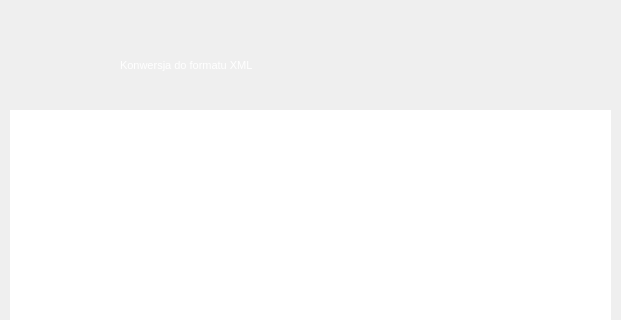
Qt form mainwindow.ui (RStravinsky/ExcelToXML) before a commit; both pictures show x 0 to 621 and y 0 to 320 of the 621 by 521 pixel window.
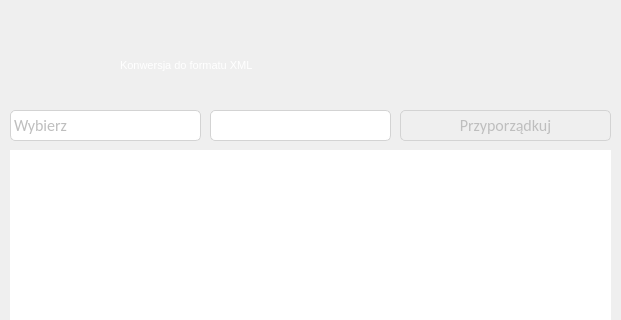
The same form after that commit. Icons and pictures are not drawn.

The edit to the form file:
```diff
--- a/mainwindow.ui
+++ b/mainwindow.ui
@@ -61,6 +61,61 @@
 </string>
   </property>
   <widget class="QWidget" name="centralWidget">
+   <property name="styleSheet">
+    <string notr="true">QComboBox {
+	border: 1px solid lightgray;
+	border-radius: 5px;
+	padding: 1px 18px 1px 3px;
+	min-width: 6em;
+	color: &quot;gray&quot;;
+	background-color: &quot;white&quot;;
+	margin: 0 0 0 0;
+}
+
+QComboBox:editable {
+	background: &quot;green&quot;}
+	QComboBox:!editable {
+	background: &quot;white&quot;
+}
+
+QComboBox:hover {
+	background: &quot;lightgray&quot;;
+	color: &quot;white&quot;;
+}
+
+QComboBox:on{
+	padding-top: 3px;
+	padding-left: 4px;
+	background-color:#A9A9A9 ;
+}
+
+QComboBox::drop-down{
+	subcontrol-origin: padding;
+	subcontrol-position: center right;
+	width: 50px;
+	height: 50px;
+	border-width: 0px;
+}
+
+QComboBox::down-arrow{
+	image: url(:/images/images/arrow.png);
+	height: 70px;
+	width:  70px;
+}
+
+QComboBox::down-arrow:on{
+	top: 1px;
+	left: 1px;
+}
+
+QComboBox QListView{
+	border-width: 1px;
+	border-color: darkgray;
+	border-style: solid;
+	color: gray;
+	background-color: white;
+}</string>
+   </property>
    <widget class="QFrame" name="bottomFrame">
     <property name="geometry">
      <rect>
@@ -743,9 +798,9 @@
     <property name="geometry">
      <rect>
       <x>10</x>
-      <y>110</y>
+      <y>150</y>
       <width>601</width>
-      <height>231</height>
+      <height>191</height>
      </rect>
     </property>
     <property name="styleSheet">
@@ -758,6 +813,112 @@
      <bool>true</bool>
     </property>
    </widget>
+   <widget class="QComboBox" name="typeCb">
+    <property name="enabled">
+     <bool>false</bool>
+    </property>
+    <property name="geometry">
+     <rect>
+      <x>10</x>
+      <y>110</y>
+      <width>191</width>
+      <height>31</height>
+     </rect>
+    </property>
+    <property name="font">
+     <font>
+      <family>Calibri</family>
+      <pointsize>12</pointsize>
+     </font>
+    </property>
+    <property name="styleSheet">
+     <string notr="true">        QComboBox QListView{
+        border-width: 3px;
+        border-color: darkgray;
+        border-style: solid;
+        color: white;
+        background-color: qlineargradient(x1:0, y1:0, x2:1,y2:0, stop: 1 rgb(140, 140, 140), stop: 0 rgb(150, 150, 150));}</string>
+    </property>
+    <item>
+     <property name="text">
+      <string>Wybierz</string>
+     </property>
+    </item>
+    <item>
+     <property name="text">
+      <string>Gatunek</string>
+     </property>
+    </item>
+    <item>
+     <property name="text">
+      <string>Maszyna</string>
+     </property>
+    </item>
+   </widget>
+   <widget class="QComboBox" name="moreCb">
+    <property name="enabled">
+     <bool>false</bool>
+    </property>
+    <property name="geometry">
+     <rect>
+      <x>210</x>
+      <y>110</y>
+      <width>181</width>
+      <height>31</height>
+     </rect>
+    </property>
+    <property name="font">
+     <font>
+      <family>Calibri</family>
+      <pointsize>12</pointsize>
+     </font>
+    </property>
+   </widget>
+   <widget class="QPushButton" name="fitBtn">
+    <property name="enabled">
+     <bool>false</bool>
+    </property>
+    <property name="geometry">
+     <rect>
+      <x>400</x>
+      <y>110</y>
+      <width>211</width>
+      <height>31</height>
+     </rect>
+    </property>
+    <property name="font">
+     <font>
+      <family>Calibri</family>
+      <pointsize>12</pointsize>
+      <weight>50</weight>
+      <bold>false</bold>
+     </font>
+    </property>
+    <property name="styleSheet">
+     <string notr="true">QPushButton {
+color: &quot;gray&quot;;
+border-radius: 5px;
+border: 1px solid lightgray;
+background: &quot;white&quot;;
+min-width: 80px;
+}
+
+QPushButton:hover {
+background: &quot;lightgray&quot;;
+color: &quot;white&quot;;
+width: 300px;
+}
+
+QPushButton:pressed {
+border: 1px solid &quot;gray&quot;;
+background: #A9A9A9 ;
+}
+</string>
+    </property>
+    <property name="text">
+     <string>Przyporządkuj</string>
+    </property>
+   </widget>
   </widget>
  </widget>
  <layoutdefault spacing="6" margin="11"/>
```
Left out of the diff: 32 changed lines with no effect on the pictures.
